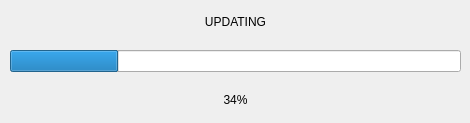
Before: the Qt Designer form src/res/ProgressWidget.ui in Story-Of-Alicia/alicia-launcher-qt, drawn with Qt 5.
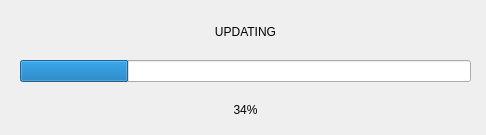
After: the same form once the commit is applied. Icons and pictures are not drawn.

```diff
--- a/src/res/ProgressWidget.ui
+++ b/src/res/ProgressWidget.ui
@@ -6,18 +6,23 @@
    <rect>
     <x>0</x>
     <y>0</y>
-    <width>470</width>
-    <height>123</height>
+    <width>486</width>
+    <height>135</height>
    </rect>
   </property>
   <property name="windowTitle">
    <string>Form</string>
   </property>
+  <property name="styleSheet">
+   <string notr="true">#ProgressWidget {
+	background-image: url(&quot;:/img/progress_bg.png&quot;);
+}</string>
+  </property>
   <widget class="QWidget" name="verticalLayoutWidget">
    <property name="geometry">
     <rect>
-     <x>0</x>
-     <y>0</y>
+     <x>10</x>
+     <y>10</y>
      <width>471</width>
      <height>121</height>
     </rect>
```
Left out of the diff: 4 changed lines with no effect on the pictures.
